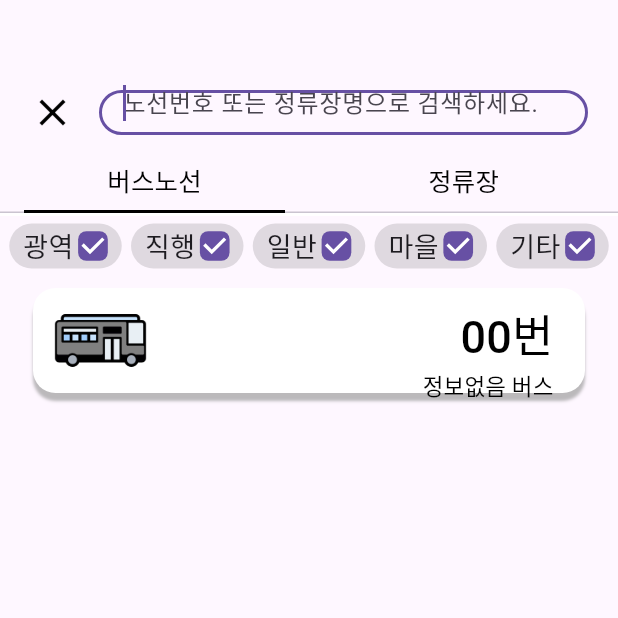
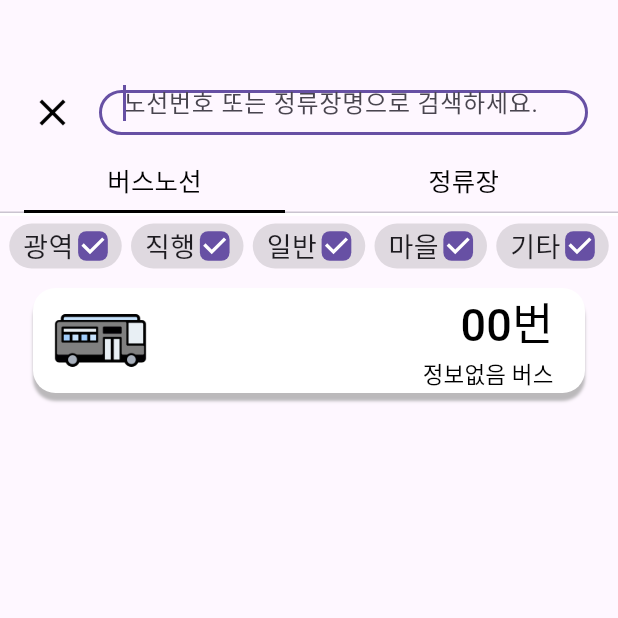
Before and after one commit to devlwh0830/Bus_App_Project, a Flutter app: the Search screen opened directly, on a phone screen of 412 x 824 dp, the top half of it. Run offline on Flutter 3.47's test engine with Material 3 defaults, Android fonts, the phone set to English and light mode, and no system bars; our stand-ins replace flutter_native_splash, fluttertoast, geolocator, permission_handler, shared_preferences; missing offline and left inert: kakaomap_webview, xml2json; accounts and stored records are empty; Roboto replaces fonts that are missing (Godo).

Commit message:
Refac : 리팩터링

```diff
--- a/lib/result/result.dart
+++ b/lib/result/result.dart
@@ -159,7 +159,7 @@ class _Result_viewState extends State<Result_view> {
           centerTitle: true,
           elevation: 0.0,
           backgroundColor: Colors.blueAccent,
-          title: Text("정류장 검색 결과"),
+          title: Text("정류장 검색 결과",style: TextStyle(color: Colors.white,fontSize: 20)),
           actions: [
             IconButton(
                 onPressed: ()async{
--- a/lib/view/account.dart
+++ b/lib/view/account.dart
@@ -174,14 +174,14 @@ class _AccountState extends State<Account> {
                                 children: [
                                   Container(
                                     padding: EdgeInsets.only(left: 20,right: 30),
-                                    child: Image.network("https://media.discordapp.net/attachments/905797523363483659/1116527200972308560/bus-stop.png?width=432&height=432",scale: 10,),
+                                    child: Image.asset("assets/bus-stop.png",scale: 10,)
                                   ),
                                   Container(
                                       child:Column(
                                         crossAxisAlignment: CrossAxisAlignment.start,
                                         children: [
                                           Container(
-                                            padding: EdgeInsets.only(top: 10,right: 10),
+                                            padding: EdgeInsets.only(top: 5,right: 10),
                                             width: MediaQuery.of(context).size.width - 150,
                                             child: Text(
                                               "${result[i]['stationName']}",
--- a/lib/view/search.dart
+++ b/lib/view/search.dart
@@ -415,7 +415,7 @@ class _SearchState extends State<Search>  with TickerProviderStateMixin{
                             ],
                           ),
                         ),
-                        Container(
+                        SizedBox(
                           height: MediaQuery.of(context).size.height - 240,
                           width: double.infinity,
                           child: ListView.builder(
@@ -476,13 +476,14 @@ class _SearchState extends State<Search>  with TickerProviderStateMixin{
                                                 },
                                               )
                                           ),
-                                          Container(
+                                          SizedBox(
                                               width: MediaQuery.of(context).size.width-135,
                                               child:Column(
                                                 crossAxisAlignment: CrossAxisAlignment.end,
+                                                mainAxisAlignment: MainAxisAlignment.center,
                                                 children: [
                                                   Container(
-                                                    padding: EdgeInsets.only(top: 9,right: 10),
+                                                    padding: EdgeInsets.only(right: 10),
                                                     child: Text(
                                                       "${data[i]['routeName'].toString()}번",
                                                       style: TextStyle(color: Colors.black,fontSize: 30),
@@ -507,9 +508,7 @@ class _SearchState extends State<Search>  with TickerProviderStateMixin{
                         )
                       ],
                     ),
-                    Container(
-                      width: double.infinity,
-                      height: 300,
+                    Expanded(
                       child: ListView.builder(
                           itemCount: stationdatas.length,
                           itemBuilder: (c,i){
@@ -534,7 +533,6 @@ class _SearchState extends State<Search>  with TickerProviderStateMixin{
                               child: Container(
                                   height: 70,
                                   width: double.infinity,
-                                  margin:EdgeInsets.fromLTRB(10,0, 10, 0),
                                   decoration: BoxDecoration(
                                     borderRadius: BorderRadius.vertical(bottom: Radius.circular(15),top: Radius.circular(15)),
                                     color: Colors.blueGrey,
@@ -543,7 +541,7 @@ class _SearchState extends State<Search>  with TickerProviderStateMixin{
                                     mainAxisAlignment: MainAxisAlignment.start,
                                     children: [
                                       Container(
-                                        padding: EdgeInsets.only(left: 20,right: 30),
+                                        padding: EdgeInsets.only(left: 20,right: 10),
                                         child: Image.asset("assets/bus-stop.png",scale: 10,),
                                       ),
                                       Column(
@@ -574,7 +572,7 @@ class _SearchState extends State<Search>  with TickerProviderStateMixin{
                             );
                           }
                       ),
-                    ),
+                    )
                   ],
                 )
             )
```
Also changed, not shown: pubspec.lock.
